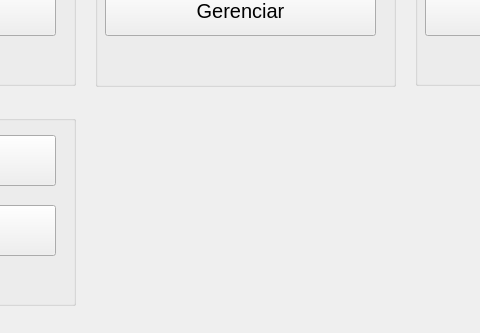
This is tela_principal.ui in lucasHashi/PyQt5-gerenciador-de-vendas-de-comidas as Qt 5 draws it before an edit; both pictures show x 235 to 715 and y 355 to 688 of the 974 by 688 pixel window. The edited form follows.
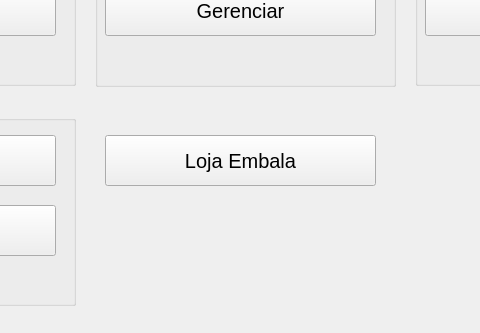
This is the edited form.

Commit message:
Varias coisas junto com Loja_Embala
loja_embala com cadastro e tudo mais.
algumas correções em outras fuções.

Diff of the .ui file:
```diff
--- a/tela_principal.ui
+++ b/tela_principal.ui
@@ -476,6 +476,30 @@
      </property>
     </widget>
    </widget>
+   <widget class="QPushButton" name="btn_loja_embala_adicionar">
+    <property name="geometry">
+     <rect>
+      <x>340</x>
+      <y>490</y>
+      <width>271</width>
+      <height>51</height>
+     </rect>
+    </property>
+    <property name="sizePolicy">
+     <sizepolicy hsizetype="Expanding" vsizetype="Expanding">
+      <horstretch>0</horstretch>
+      <verstretch>0</verstretch>
+     </sizepolicy>
+    </property>
+    <property name="font">
+     <font>
+      <pointsize>15</pointsize>
+     </font>
+    </property>
+    <property name="text">
+     <string>Loja Embala</string>
+    </property>
+   </widget>
   </widget>
   <action name="action_ingredientes_adicionar">
    <property name="text">
```
The commit also changes 18 other files.
